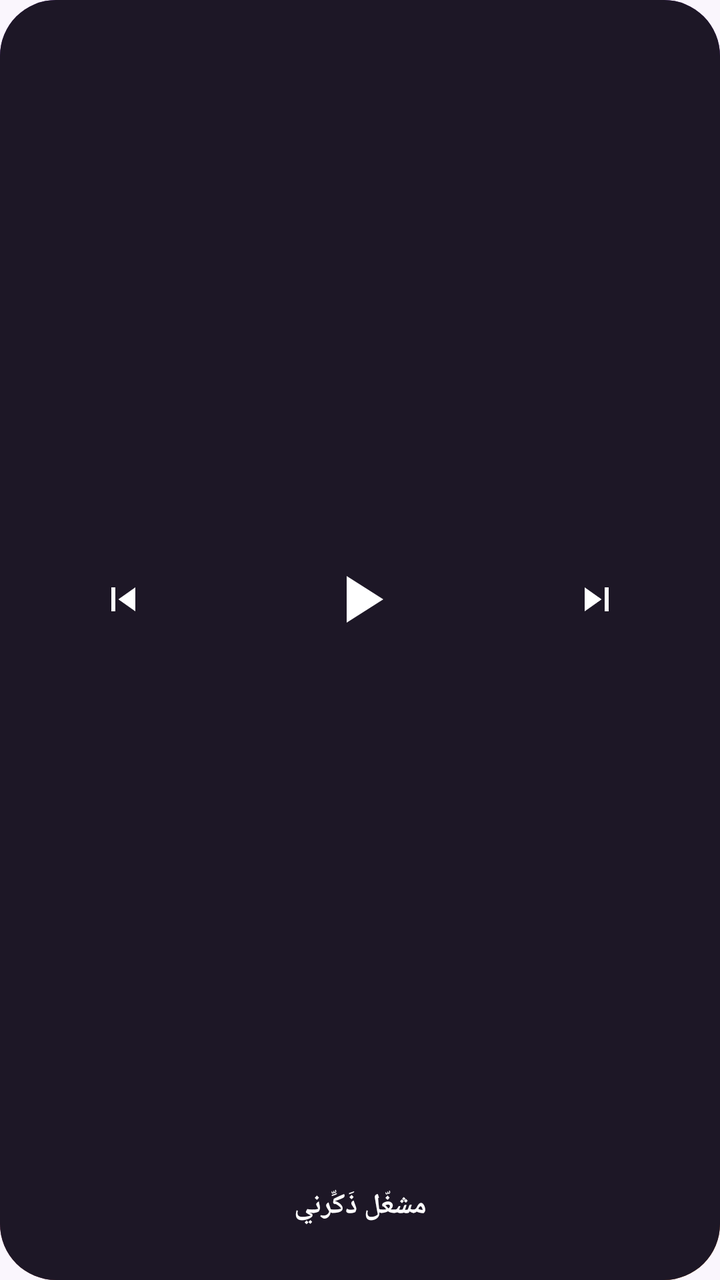
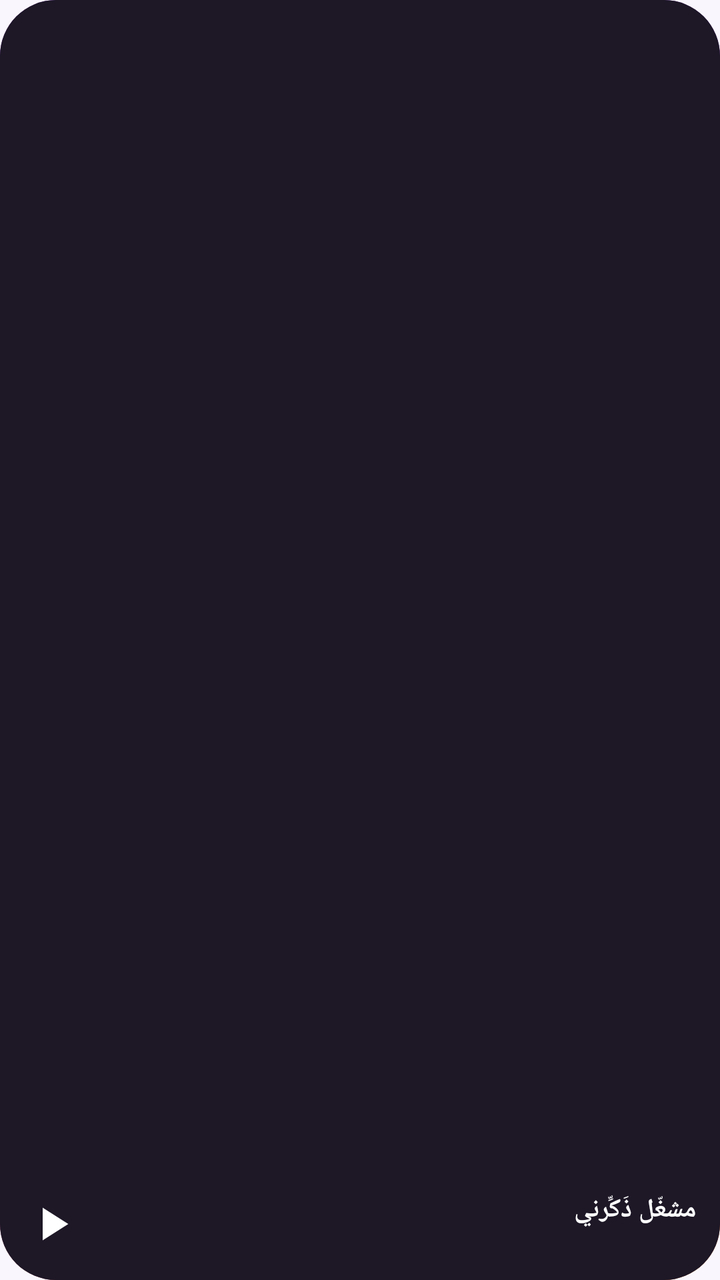

Compare the two renders of this Android layout. The source of the first and the diff that turns it into the second are given below.
<!-- AndroidManifest.xml: application theme AppTheme -->
<!-- res/layout/widget_player_s.xml -->
<?xml version="1.0" encoding="utf-8"?>
<FrameLayout xmlns:android="http://schemas.android.com/apk/res/android" android:id="@+id/widget_root" android:layout_width="match_parent" android:layout_height="match_parent" android:layoutDirection="rtl">
    <ImageView android:id="@+id/wbg" android:layout_width="match_parent" android:layout_height="match_parent" android:clipToOutline="true" android:scaleType="fitXY" android:src="@drawable/wbg_grad_2" android:contentDescription="@null" />
    <ImageView android:id="@+id/wscrim" android:layout_width="match_parent" android:layout_height="match_parent" android:scaleType="fitXY" android:src="@drawable/wbg_dark_2" android:contentDescription="@null" />
    <LinearLayout android:layout_width="match_parent" android:layout_height="match_parent" android:orientation="vertical" android:gravity="center_horizontal" android:paddingStart="10dp" android:paddingEnd="10dp" android:paddingTop="6dp" android:paddingBottom="12dp">
        <ImageView android:id="@+id/p_art" android:layout_width="0dp" android:layout_height="0dp" android:visibility="gone" android:contentDescription="@null" />
        <FrameLayout android:layout_width="1dp" android:layout_height="0dp" android:layout_weight="1" />
        <LinearLayout android:layout_width="match_parent" android:layout_height="wrap_content" android:orientation="horizontal" android:gravity="center" android:layoutDirection="ltr">
            <ImageView android:id="@+id/p_prev" android:layout_width="0dp" android:layout_height="38dp" android:layout_weight="1" android:padding="7dp" android:src="@drawable/ic_p_prev" android:scaleType="fitCenter" android:contentDescription="p_prev" />
            <ImageView android:id="@+id/p_toggle" android:layout_width="0dp" android:layout_height="52dp" android:layout_weight="1.3" android:padding="6dp" android:src="@drawable/ic_p_play" android:scaleType="fitCenter" android:contentDescription="p_toggle" />
            <ImageView android:id="@+id/p_next" android:layout_width="0dp" android:layout_height="38dp" android:layout_weight="1" android:padding="7dp" android:src="@drawable/ic_p_next" android:scaleType="fitCenter" android:contentDescription="p_next" />
        </LinearLayout>
        <FrameLayout android:layout_width="1dp" android:layout_height="0dp" android:layout_weight="1" />
        <TextView android:id="@+id/p_title" android:layout_width="match_parent" android:layout_height="wrap_content" android:text="مشغّل ذَكِّرني" android:textColor="#FFFFFF" android:textSize="14dp" android:maxLines="1" android:ellipsize="end" android:textStyle="bold" android:gravity="center"/>
        <TextView android:id="@+id/p_artist" android:layout_width="match_parent" android:layout_height="wrap_content" android:layout_marginTop="1dp" android:text="" android:textColor="#E6D6F5" android:textSize="11dp" android:maxLines="1" android:ellipsize="end" android:gravity="center"/>
        <TextView android:id="@+id/p_sleep" android:layout_width="wrap_content" android:layout_height="wrap_content" android:text="" android:textColor="#FFB066" android:textSize="11dp" android:maxLines="1" android:visibility="gone"/>
    </LinearLayout>
</FrameLayout>
<!-- resources referenced by this layout -->
<resources>
  <!-- drawable ic_p_next (drawable) -->
  <vector xmlns:android="http://schemas.android.com/apk/res/android" android:width="24dp" android:height="24dp" android:viewportWidth="24" android:viewportHeight="24">
      <path android:fillColor="#FFFFFFFF" android:pathData="M6,6l8.5,6L6,18zM16,6h2v12h-2z"/>
  </vector>
  <!-- drawable ic_p_play (drawable) -->
  <vector xmlns:android="http://schemas.android.com/apk/res/android" android:width="24dp" android:height="24dp" android:viewportWidth="24" android:viewportHeight="24">
      <path android:fillColor="#FFFFFFFF" android:pathData="M8,5v14l11,-7z"/>
  </vector>
  <!-- drawable ic_p_prev (drawable) -->
  <vector xmlns:android="http://schemas.android.com/apk/res/android" android:width="24dp" android:height="24dp" android:viewportWidth="24" android:viewportHeight="24">
      <path android:fillColor="#FFFFFFFF" android:pathData="M18,6l-8.5,6L18,18zM6,6h2v12H6z"/>
  </vector>
  <!-- drawable wbg_dark_2 (drawable) -->
  <?xml version="1.0" encoding="utf-8"?>
  <shape xmlns:android="http://schemas.android.com/apk/res/android" android:shape="rectangle">
      <solid android:color="#1D1726" />
      <corners android:radius="28dp" />
  </shape>
  <!-- drawable wbg_grad_2 (drawable) -->
  <?xml version="1.0" encoding="utf-8"?>
  <shape xmlns:android="http://schemas.android.com/apk/res/android" android:shape="rectangle">
      <gradient android:angle="315" android:startColor="#7137A8" android:centerColor="#5A2690" android:endColor="#B04E0A" />
      <corners android:radius="28dp" />
  </shape>
  <style name="AppTheme" parent="@android:style/Theme.Material.Light.NoActionBar">
          <item name="android:windowBackground">@color/bg</item>
          <item name="android:statusBarColor">@color/bg</item>
          <item name="android:navigationBarColor">@color/bg</item>
          <item name="android:colorAccent">@color/orange</item>
          <item name="android:colorPrimary">@color/purple</item>
      </style>
  <color name="bg">#FAF6FD</color>
  <color name="orange">#F28A32</color>
  <color name="purple">#7137A8</color>
</resources>

<!-- the commit's change to res/layout/widget_player_s.xml (unified diff, before → after) -->
@@ -2,17 +2,15 @@
 <FrameLayout xmlns:android="http://schemas.android.com/apk/res/android" android:id="@+id/widget_root" android:layout_width="match_parent" android:layout_height="match_parent" android:layoutDirection="rtl">
     <ImageView android:id="@+id/wbg" android:layout_width="match_parent" android:layout_height="match_parent" android:clipToOutline="true" android:scaleType="fitXY" android:src="@drawable/wbg_grad_2" android:contentDescription="@null" />
     <ImageView android:id="@+id/wscrim" android:layout_width="match_parent" android:layout_height="match_parent" android:scaleType="fitXY" android:src="@drawable/wbg_dark_2" android:contentDescription="@null" />
-    <LinearLayout android:layout_width="match_parent" android:layout_height="match_parent" android:orientation="vertical" android:gravity="center_horizontal" android:paddingStart="10dp" android:paddingEnd="10dp" android:paddingTop="6dp" android:paddingBottom="12dp">
-        <ImageView android:id="@+id/p_art" android:layout_width="0dp" android:layout_height="0dp" android:visibility="gone" android:contentDescription="@null" />
-        <FrameLayout android:layout_width="1dp" android:layout_height="0dp" android:layout_weight="1" />
-        <LinearLayout android:layout_width="match_parent" android:layout_height="wrap_content" android:orientation="horizontal" android:gravity="center" android:layoutDirection="ltr">
-            <ImageView android:id="@+id/p_prev" android:layout_width="0dp" android:layout_height="38dp" android:layout_weight="1" android:padding="7dp" android:src="@drawable/ic_p_prev" android:scaleType="fitCenter" android:contentDescription="p_prev" />
-            <ImageView android:id="@+id/p_toggle" android:layout_width="0dp" android:layout_height="52dp" android:layout_weight="1.3" android:padding="6dp" android:src="@drawable/ic_p_play" android:scaleType="fitCenter" android:contentDescription="p_toggle" />
-            <ImageView android:id="@+id/p_next" android:layout_width="0dp" android:layout_height="38dp" android:layout_weight="1" android:padding="7dp" android:src="@drawable/ic_p_next" android:scaleType="fitCenter" android:contentDescription="p_next" />
+    <ImageView android:id="@+id/p_art" android:layout_width="0dp" android:layout_height="0dp" android:visibility="gone" android:contentDescription="@null" />
+    <ImageView android:id="@+id/p_prev" android:layout_width="0dp" android:layout_height="0dp" android:visibility="gone" android:contentDescription="@null" />
+    <ImageView android:id="@+id/p_next" android:layout_width="0dp" android:layout_height="0dp" android:visibility="gone" android:contentDescription="@null" />
+    <LinearLayout android:layout_width="match_parent" android:layout_height="wrap_content" android:layout_gravity="bottom" android:orientation="horizontal" android:gravity="center_vertical" android:paddingStart="12dp" android:paddingEnd="6dp" android:paddingBottom="8dp">
+        <LinearLayout android:layout_width="0dp" android:layout_height="wrap_content" android:layout_weight="1" android:orientation="vertical">
+            <TextView android:id="@+id/p_title" android:layout_width="match_parent" android:layout_height="wrap_content" android:text="مشغّل ذَكِّرني" android:textColor="#FFFFFF" android:textSize="13dp" android:textStyle="bold" android:maxLines="1" android:ellipsize="end" />
+            <TextView android:id="@+id/p_artist" android:layout_width="match_parent" android:layout_height="wrap_content" android:textColor="#E6D6F5" android:textSize="10.5dp" android:maxLines="1" android:ellipsize="end" />
+            <TextView android:id="@+id/p_sleep" android:layout_width="wrap_content" android:layout_height="wrap_content" android:textColor="#FFB066" android:textSize="10dp" android:maxLines="1" android:visibility="gone" />
         </LinearLayout>
-        <FrameLayout android:layout_width="1dp" android:layout_height="0dp" android:layout_weight="1" />
-        <TextView android:id="@+id/p_title" android:layout_width="match_parent" android:layout_height="wrap_content" android:text="مشغّل ذَكِّرني" android:textColor="#FFFFFF" android:textSize="14dp" android:maxLines="1" android:ellipsize="end" android:textStyle="bold" android:gravity="center"/>
-        <TextView android:id="@+id/p_artist" android:layout_width="match_parent" android:layout_height="wrap_content" android:layout_marginTop="1dp" android:text="" android:textColor="#E6D6F5" android:textSize="11dp" android:maxLines="1" android:ellipsize="end" android:gravity="center"/>
-        <TextView android:id="@+id/p_sleep" android:layout_width="wrap_content" android:layout_height="wrap_content" android:text="" android:textColor="#FFB066" android:textSize="11dp" android:maxLines="1" android:visibility="gone"/>
+        <ImageView android:id="@+id/p_toggle" android:layout_width="40dp" android:layout_height="40dp" android:layout_marginStart="4dp" android:padding="6dp" android:src="@drawable/ic_p_play" android:scaleType="fitCenter" android:contentDescription="p_toggle" />
     </LinearLayout>
 </FrameLayout>
<!-- resource entries referenced after the edit -->
@@ -1,16 +1,8 @@
 <!-- resources referenced by this layout -->
 <resources>
-  <!-- drawable ic_p_next (drawable) -->
-  <vector xmlns:android="http://schemas.android.com/apk/res/android" android:width="24dp" android:height="24dp" android:viewportWidth="24" android:viewportHeight="24">
-      <path android:fillColor="#FFFFFFFF" android:pathData="M6,6l8.5,6L6,18zM16,6h2v12h-2z"/>
-  </vector>
   <!-- drawable ic_p_play (drawable) -->
   <vector xmlns:android="http://schemas.android.com/apk/res/android" android:width="24dp" android:height="24dp" android:viewportWidth="24" android:viewportHeight="24">
       <path android:fillColor="#FFFFFFFF" android:pathData="M8,5v14l11,-7z"/>
-  </vector>
-  <!-- drawable ic_p_prev (drawable) -->
-  <vector xmlns:android="http://schemas.android.com/apk/res/android" android:width="24dp" android:height="24dp" android:viewportWidth="24" android:viewportHeight="24">
-      <path android:fillColor="#FFFFFFFF" android:pathData="M18,6l-8.5,6L18,18zM6,6h2v12H6z"/>
   </vector>
   <!-- drawable wbg_dark_2 (drawable) -->
   <?xml version="1.0" encoding="utf-8"?>
